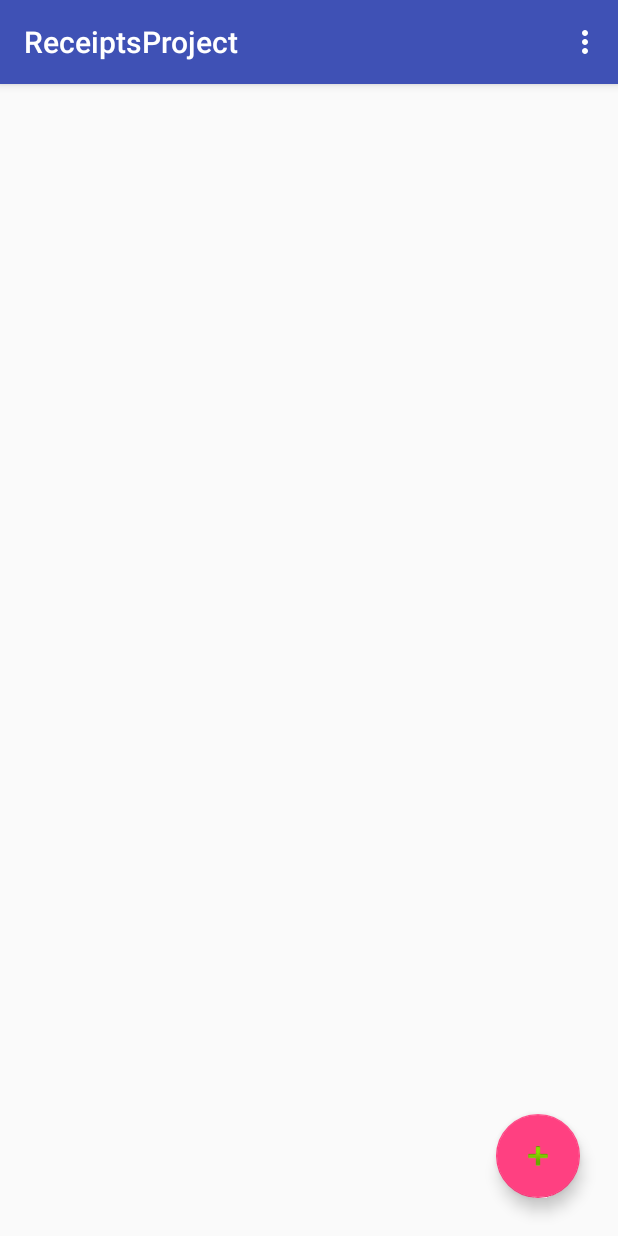
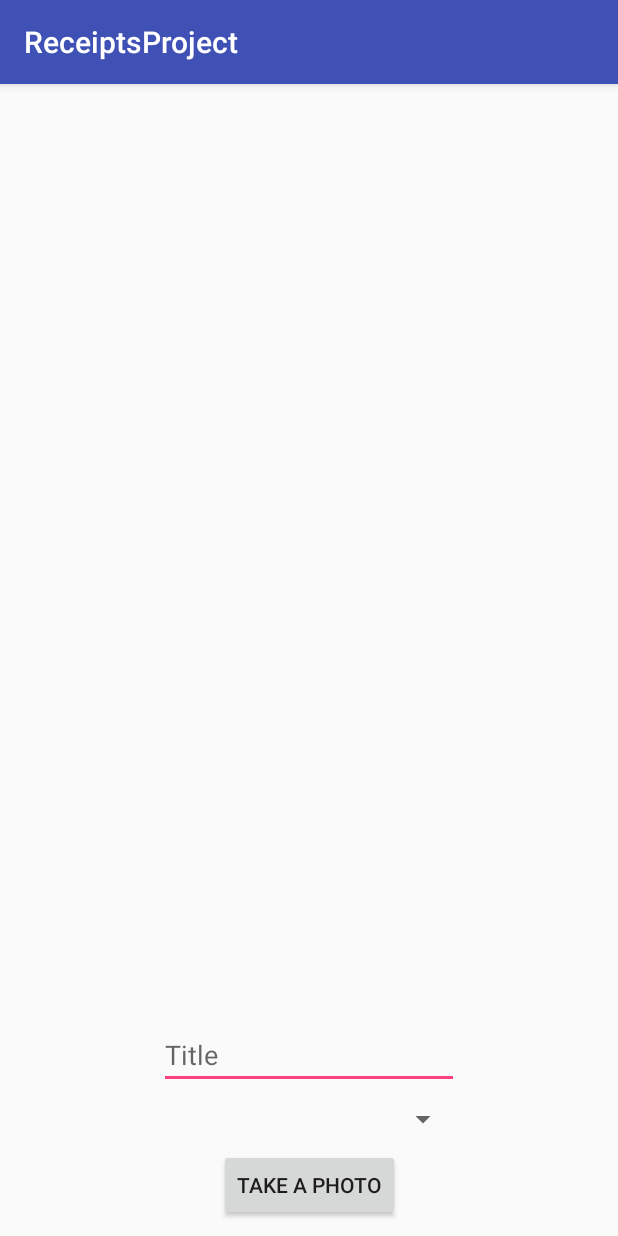
Before and after one commit to GrossGhost/RecepiesProject, an Android app: the fragment ReceiptsFragment placed in its activity, after a tap on an icon or button, on a phone screen of 412 x 824 dp. Run offline under Robolectric (Android 15) with nearby library versions, the phone set to English and light mode, and no system bars; our stand-ins replace Picasso; libraries missing offline, so code that uses them is left out: io.realm; 7 statements that could not run were skipped.

Commit message:
- adding new photos - small refactoring

```diff
--- a/Projects/RecepiesProject/app/build.gradle
+++ b/Projects/RecepiesProject/app/build.gradle
@@ -28,6 +28,7 @@ dependencies {
     compile 'com.android.support:appcompat-v7:26.+'
     compile 'com.android.support.constraint:constraint-layout:1.0.2'
     compile 'com.android.support:design:26.+'
+    compile 'com.squareup.picasso:picasso:2.5.2'
+    compile 'com.android.support:cardview-v7:26.+'
     testCompile 'junit:junit:4.12'
-    compile 'com.android.support:cardview-v7:26.+'
 }
--- /dev/null
+++ b/Projects/RecepiesProject/app/src/main/java/com/receiptsproject/activities/AddReceiptActivity.java
@@ -0,0 +1,146 @@
+package com.receiptsproject.activities;
+
+import android.Manifest;
+import android.app.Activity;
+import android.content.Context;
+import android.content.Intent;
+import android.content.pm.PackageManager;
+import android.net.Uri;
+import android.os.Bundle;
+import android.os.Environment;
+import android.provider.MediaStore;
+import android.support.annotation.NonNull;
+import android.support.v4.app.ActivityCompat;
+import android.support.v4.content.ContextCompat;
+import android.support.v7.app.AppCompatActivity;
+import android.view.View;
+import android.widget.Button;
+import android.widget.EditText;
+import android.widget.ImageView;
+import android.widget.Spinner;
+
+import com.receiptsproject.R;
+import com.receiptsproject.objects.ReceiptItemObject;
+import com.squareup.picasso.Picasso;
+
+import java.io.File;
+
+import io.realm.Realm;
+
+import static com.receiptsproject.util.Consts.TAKE_PICTURE;
+
+public class AddReceiptActivity extends AppCompatActivity {
+
+    private String[] permissions = new String[] {
+            Manifest.permission.WRITE_EXTERNAL_STORAGE,
+            Manifest.permission.CAMERA,
+            Manifest.permission.READ_EXTERNAL_STORAGE };
+    private ImageView photo;
+    private Button save;
+    private EditText title;
+    private Spinner categories;
+    private static int REQUEST_CODE = 10;
+    private Uri mOutputFileUri;
+    private String filename;
+    private String category;
+    private Context context;
+    private Activity activity;
+    private Realm realm;
+    private boolean wasClicked = false;
+    @Override
+    protected void onCreate(Bundle savedInstanceState) {
+        super.onCreate(savedInstanceState);
+        setContentView(R.layout.activity_add_receite);
+
+        photo = (ImageView) findViewById(R.id.imageView);
+        save = (Button) findViewById(R.id.button);
+        title = (EditText) findViewById(R.id.title);
+        categories = (Spinner) findViewById(R.id.spinner);
+
+        if (mOutputFileUri != null){
+            Picasso.with(context).load(mOutputFileUri).into(photo);
+        }
+        context = this;
+        activity = this;
+
+        realm = Realm.getDefaultInstance();
+
+        String buttonText = wasClicked ? "Save" : "Take a Photo";
+        save.setText(buttonText);
+        save.setOnClickListener(new View.OnClickListener() {
+            @Override
+            public void onClick(View view) {
+                if (!wasClicked) {
+                    takePhoto();
+                    wasClicked = true;
+                }
+                else {
+                    writeData(filename, category, mOutputFileUri);
+                    finish();
+                }
+            }
+        });
+    }
+
+    @Override
+    public void onRequestPermissionsResult(int requestCode, @NonNull String[] permissions, @NonNull int[] grantResults) {
+        super.onRequestPermissionsResult(requestCode, permissions, grantResults);
+        if (requestCode == REQUEST_CODE){
+            if (grantResults[0] == RESULT_OK
+                    && grantResults[1] == RESULT_OK){
+                saveFullImage(
+                        title.getText().toString(),
+                        categories.getSelectedItem().toString()
+                );
+            }
+        }
+    }
+
+
+    private void takePhoto(){
+        if (ContextCompat.checkSelfPermission(context, Manifest.permission.WRITE_EXTERNAL_STORAGE)  == PackageManager.PERMISSION_GRANTED
+                && ContextCompat.checkSelfPermission(context, Manifest.permission.CAMERA)  == PackageManager.PERMISSION_GRANTED){
+            if (
+                    !title.getText().toString().equals(null)
+                            ||
+                            !categories.getSelectedItem().toString().equals(null)
+                    ){
+                saveFullImage(
+                        title.getText().toString(),
+                        categories.getSelectedItem().toString()
+                );
+            }
+        }else {
+            ActivityCompat.requestPermissions(
+                    activity,
+                    permissions,
+                    REQUEST_CODE);
+        }
+    }
+    private void saveFullImage(String title, String category) {
+        this.category = category;
+        this.filename = title;
+        Intent intent = new Intent(MediaStore.ACTION_IMAGE_CAPTURE);
+        File file = new File(Environment.getExternalStorageDirectory(), String.valueOf(filename));
+        mOutputFileUri = Uri.fromFile(file);
+        intent.putExtra(MediaStore.EXTRA_OUTPUT, mOutputFileUri);
+        startActivityForResult(intent, TAKE_PICTURE);
+    }
+
+    @Override
+    protected void onActivityResult(int requestCode, int resultCode, Intent data) {
+        if (requestCode == TAKE_PICTURE) {
+            Picasso.with(context)
+                    .load(mOutputFileUri)
+                    .into(photo);
+
+        }
+    }
+
+    private void writeData(String title, String category, Uri image){
+        realm.beginTransaction();
+        ReceiptItemObject receipt = new ReceiptItemObject(title, category, image);
+        realm.insert(receipt);
+        realm.commitTransaction();
+    }
+}
--- a/Projects/RecepiesProject/app/src/main/java/com/receiptsproject/fragments/ReceiptsFragment.java
+++ b/Projects/RecepiesProject/app/src/main/java/com/receiptsproject/fragments/ReceiptsFragment.java
@@ -1,37 +1,30 @@
 package com.receiptsproject.fragments;
 
-import android.Manifest;
 import android.app.Fragment;
 import android.content.Context;
+import android.content.Intent;
 import android.os.Bundle;
-import android.support.annotation.NonNull;
 import android.support.annotation.Nullable;
 import android.support.design.widget.FloatingActionButton;
-import android.support.v4.app.ActivityCompat;
-import android.support.v4.content.ContextCompat;
 import android.util.Log;
 import android.view.LayoutInflater;
 import android.view.View;
 import android.view.ViewGroup;
-import android.widget.Toast;
 
 import com.receiptsproject.R;
+import com.receiptsproject.activities.AddReceiptActivity;
+import com.receiptsproject.objects.ReceiptItemObject;
 
-import static android.content.pm.PackageManager.PERMISSION_GRANTED;
+import java.util.ArrayList;
+import java.util.List;
 
 public class ReceiptsFragment extends Fragment {
 
-    //todo adding new receipts
     //todo deleting receipts
 
     private final String TAG = "ReceiptsFragment/";
-    private final String PERMISSION = Manifest.permission.WRITE_EXTERNAL_STORAGE;
-    private final String[] PERMISSIONS = {
-            Manifest.permission.WRITE_EXTERNAL_STORAGE,
-            Manifest.permission.READ_EXTERNAL_STORAGE
-    };
-    private final int PERMISSIONS_KEY = 101;
     private Context context;
+    private List<ReceiptItemObject> receipts = new ArrayList<>();
     @Nullable
     @Override
     public View onCreateView(LayoutInflater inflater, @Nullable ViewGroup container, Bundle savedInstanceState) {
@@ -49,28 +42,8 @@ public class ReceiptsFragment extends Fragment {
         fab.setOnClickListener(new View.OnClickListener() {
             @Override
             public void onClick(View view) {
-                if (ContextCompat.checkSelfPermission(context, PERMISSION) == PERMISSION_GRANTED){
-                    addReceipt(context);
-                } else {
-                    ActivityCompat.requestPermissions(getActivity(), PERMISSIONS, PERMISSIONS_KEY);
-                }
+                startActivity(new Intent(getActivity(), AddReceiptActivity.class));
             }
         });
     }
-
-    private void addReceipt(Context context){
-        //todo File write
-    }
-
-    @Override
-    public void onRequestPermissionsResult(int requestCode, @NonNull String[] permissions, @NonNull int[] grantResults) {
-        super.onRequestPermissionsResult(requestCode, permissions, grantResults);
-        if (requestCode == PERMISSIONS_KEY){
-            if (grantResults[0] == PERMISSION_GRANTED){
-                addReceipt(context);
-            }
-        }else{
-            Toast.makeText(context, "You should allow this", Toast.LENGTH_SHORT).show();
-        }
-    }
 }
--- a/Projects/RecepiesProject/app/src/main/java/com/receiptsproject/util/Consts.java
+++ b/Projects/RecepiesProject/app/src/main/java/com/receiptsproject/util/Consts.java
@@ -19,6 +19,7 @@ public class Consts {
 
     //For writing files
     public static final String FILE_NAME = "AwesomeFile";
+    public static final int TAKE_PICTURE = 1;
 
     //For Categories
     public static final ArrayList<String> CATEGORIES_LIST = new ArrayList<>(Arrays.asList(
--- /dev/null
+++ b/Projects/RecepiesProject/app/src/main/res/layout/activity_add_receite.xml
@@ -0,0 +1,63 @@
+<?xml version="1.0" encoding="utf-8"?>
+<android.support.constraint.ConstraintLayout xmlns:android="http://schemas.android.com/apk/res/android"
+    xmlns:app="http://schemas.android.com/apk/res-auto"
+    xmlns:tools="http://schemas.android.com/tools"
+    android:layout_width="match_parent"
+    android:layout_height="match_parent"
+    tools:context=".activities.AddReceiptActivity">
+
+    <Button
+        android:id="@+id/button"
+        android:layout_width="wrap_content"
+        android:layout_height="wrap_content"
+        android:layout_marginTop="8dp"
+        app:layout_constraintBottom_toBottomOf="parent"
+        app:layout_constraintLeft_toLeftOf="parent"
+        app:layout_constraintRight_toRightOf="parent"
+        app:layout_constraintTop_toTopOf="parent"
+        app:layout_constraintVertical_bias="0.986" />
+
+    <ImageView
+        android:id="@+id/imageView"
+        android:layout_width="0dp"
+        android:layout_height="350dp"
+        android:layout_marginBottom="8dp"
+        android:layout_marginEnd="8dp"
+        android:layout_marginLeft="8dp"
+        android:layout_marginRight="8dp"
+        android:layout_marginStart="8dp"
+        android:layout_marginTop="8dp"
+        app:layout_constraintBottom_toTopOf="@+id/title"
+        app:layout_constraintHorizontal_bias="0.0"
+        app:layout_constraintLeft_toLeftOf="parent"
+        app:layout_constraintRight_toRightOf="parent"
+        app:layout_constraintTop_toTopOf="parent" />
+
+    <EditText
+        android:id="@+id/title"
+        android:layout_width="200dp"
+        android:layout_height="wrap_content"
+        android:layout_marginBottom="8dp"
+        android:layout_marginTop="8dp"
+        android:ems="10"
+        android:hint="Title"
+        android:inputType="textPersonName"
+        app:layout_constraintBottom_toTopOf="@+id/spinner"
+        app:layout_constraintLeft_toLeftOf="parent"
+        app:layout_constraintRight_toRightOf="parent"
+        app:layout_constraintTop_toTopOf="parent"
+        app:layout_constraintVertical_bias="1.0" />
+
+    <Spinner
+        android:id="@+id/spinner"
+        android:layout_width="200dp"
+        android:layout_height="wrap_content"
+        app:layout_constraintLeft_toLeftOf="parent"
+        app:layout_constraintRight_toRightOf="parent"
+        android:layout_marginBottom="8dp"
+        app:layout_constraintBottom_toTopOf="@+id/button"
+        app:layout_constraintTop_toTopOf="parent"
+        android:layout_marginTop="8dp"
+        app:layout_constraintVertical_bias="1.0" />
+
+</android.support.constraint.ConstraintLayout>
```
Also changed, not shown: Projects/RecepiesProject/app/src/main/AndroidManifest.xml (+9 -3 lines), Projects/RecepiesProject/app/src/main/java/com/receiptsproject/adapters/ReceiptsAdapter.java (+7 -2 lines), Projects/RecepiesProject/app/src/main/java/com/receiptsproject/dialogs/AddReceiptDialog.java (deleted, +0 -49 lines), Projects/RecepiesProject/app/src/main/java/com/receiptsproject/objects/ReceiptItemObject.java (+9 -5 lines).
